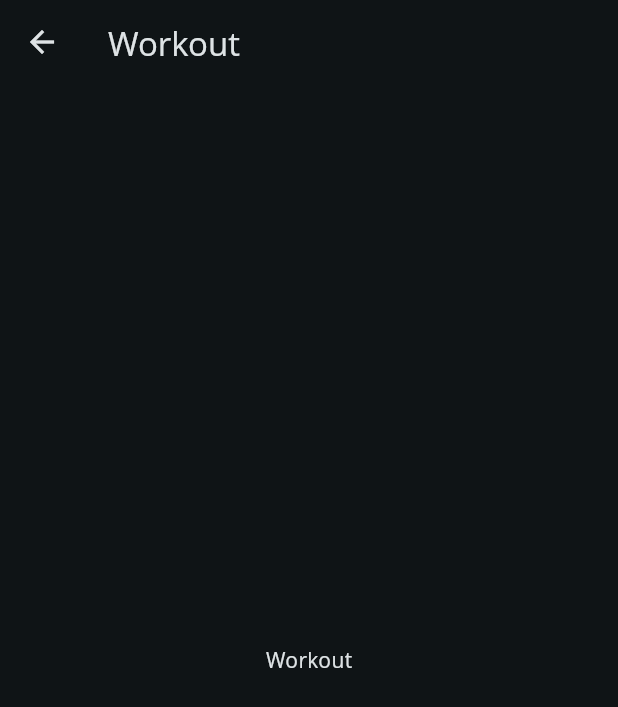
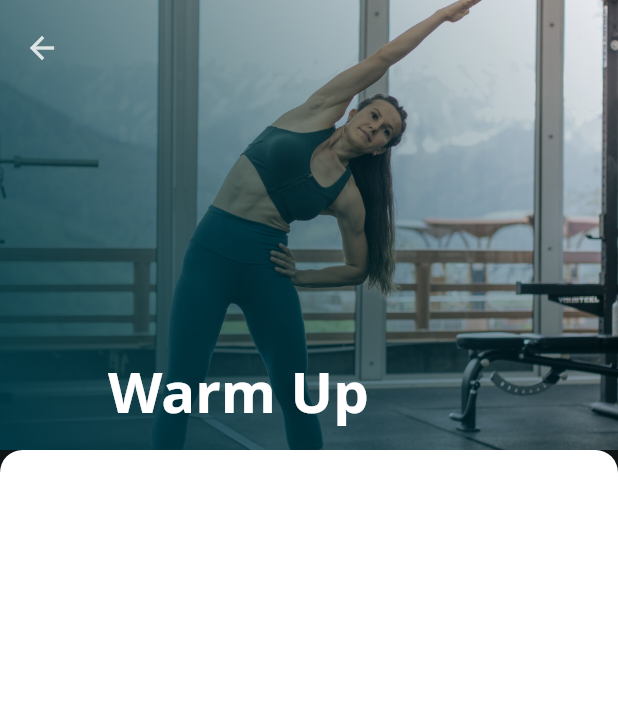
Before and after one commit to AniruddhaGawali/Tone-Up, a Flutter app: the screen it shows after launch, after a tap on "Warm Up", on a phone screen of 412 x 824 dp. Shown: the top 707 px of the screen. Run offline on Flutter 3.47's test engine with Material 2 defaults, Android fonts, the phone set to English and light mode, and no system bars; our stand-ins replace cloud_firestore, firebase_core, flutter_riverpod; accounts and stored records are empty; Roboto replaces fonts that are missing (Open Sans).

Commit message:
feat added workout and warmup catogoies page

```diff
--- a/lib/database/get_all_workouts.dart
+++ b/lib/database/get_all_workouts.dart
@@ -7,7 +7,7 @@ Future<List> getWorkouts() async {
   List<dynamic> workoutsList = []; // Declare the variable outside
 
   Stream<QuerySnapshot> snapshot =
-      FirebaseFirestore.instance.collection('workouts').snapshots();
+      FirebaseFirestore.instance.collection('exercise').snapshots();
 
   snapshot.listen((QuerySnapshot querySnapshot) {
     workoutsList = querySnapshot.docs
--- a/lib/main.dart
+++ b/lib/main.dart
@@ -24,6 +24,7 @@ class MyApp extends ConsumerWidget {
       seedColor: const Color(0xFF003742),
       background: Colors.black,
       onBackground: Colors.white,
+      primary: const Color(0xFF003742),
     ),
   );
 
--- a/lib/model/workouts.dart
+++ b/lib/model/workouts.dart
@@ -1,19 +1,25 @@
-class Workout {
+class Exercise {
   String name;
   double calBurn;
   double time;
+  bool isWarmUp;
 
-  Workout({
+  Exercise({
     required this.name,
     required this.calBurn,
     required this.time,
+    required this.isWarmUp,
   });
 
-  factory Workout.fromJson(Map<String, dynamic> json) {
-    return Workout(
-      name: json['name'],
-      calBurn: json['cal_burn'],
-      time: json['time'],
-    );
+  String get getName {
+    return name[0].toUpperCase() + name.substring(1).toLowerCase();
+  }
+
+  factory Exercise.fromJson(Map<String, dynamic> json) {
+    return Exercise(
+        name: json['name'],
+        calBurn: json['cal_burn'],
+        time: json['time'],
+        isWarmUp: json['is_warmup']);
   }
 }
--- a/lib/provider/workout_provider.dart
+++ b/lib/provider/workout_provider.dart
@@ -1,18 +1,26 @@
 import 'package:flutter_riverpod/flutter_riverpod.dart';
 import 'package:toneup/model/workouts.dart';
 
-class WorkoutNotifier extends StateNotifier<List<Workout>> {
+class WorkoutNotifier extends StateNotifier<List<Exercise>> {
   WorkoutNotifier() : super([]);
 
   void addAllWorkouts(List<dynamic> workouts) {
-    state = workouts.map((workout) => Workout.fromJson(workout)).toList();
+    state = workouts.map((workout) => Exercise.fromJson(workout)).toList();
   }
 
-  List<Workout> getWorkouts() {
+  List<Exercise> getExercise() {
     return state;
+  }
+
+  List<Exercise> getWorkouts() {
+    return state.where((element) => !element.isWarmUp).toList();
+  }
+
+  List<Exercise> getWarmUp() {
+    return state.where((element) => element.isWarmUp).toList();
   }
 }
 
-final workoutProvider = StateNotifierProvider<WorkoutNotifier, List<Workout>>(
+final workoutProvider = StateNotifierProvider<WorkoutNotifier, List<Exercise>>(
   (ref) => WorkoutNotifier(),
 );
--- a/lib/screen/home_screen.dart
+++ b/lib/screen/home_screen.dart
@@ -1,6 +1,7 @@
 import 'package:flutter/material.dart';
+import 'package:toneup/screen/set_workout_screen.dart';
 import 'package:toneup/widgits/stats_box.dart';
-import 'package:toneup/widgits/workout_card.dart';
+import 'package:toneup/widgits/categories_card.dart';
 
 class HomeScreen extends StatelessWidget {
   const HomeScreen({super.key});
@@ -99,11 +100,11 @@ class HomeScreen extends StatelessWidget {
                       Row(
                         mainAxisAlignment: MainAxisAlignment.spaceBetween,
                         children: const [
-                          WorkoutCard(
+                          CategoriesCard(
                             title: "Warm Up",
                             image: "assets/images/warmup.jpg",
                           ),
-                          WorkoutCard(
+                          CategoriesCard(
                             title: "Workout",
                             image: "assets/images/workout.jpg",
                           ),
@@ -132,7 +133,10 @@ class OwnWorkoutButton extends StatelessWidget {
   @override
   Widget build(BuildContext context) {
     return GestureDetector(
-      onTap: () {},
+      onTap: () {
+        Navigator.of(context)
+            .push(MaterialPageRoute(builder: (_) => const SetWorkoutScreen()));
+      },
       child: Stack(
         children: [
           Container(
--- /dev/null
+++ b/lib/screen/workout_list_screen.dart
@@ -0,0 +1,90 @@
+import 'package:flutter/material.dart';
+import 'package:toneup/widgits/exercise_card.dart';
+
+class ExerciseListScreen extends StatelessWidget {
+  final String title;
+  final String image;
+  final List<dynamic> exerciseList;
+  const ExerciseListScreen({
+    Key? key,
+    required this.title,
+    required this.image,
+    required this.exerciseList,
+  }) : super(key: key);
+
+  @override
+  Widget build(BuildContext context) {
+    return Scaffold(
+      body: CustomScrollView(
+        slivers: [
+          SliverAppBar.medium(
+            backgroundColor: const Color(0xFF003742),
+            expandedHeight: 300,
+            flexibleSpace: FlexibleSpaceBar(
+              background: Stack(
+                children: [
+                  Hero(
+                    tag: title + image,
+                    child: Container(
+                      decoration: BoxDecoration(
+                        image: DecorationImage(
+                          image: AssetImage(image),
+                          fit: BoxFit.cover,
+                        ),
+                      ),
+                    ),
+                  ),
+                  Container(
+                    decoration: BoxDecoration(
+                      gradient: LinearGradient(
+                        colors: [
+                          const Color(0xFF003742).withOpacity(1),
+                          const Color(0xFF003742).withOpacity(0),
+                        ],
+                        begin: Alignment.bottomLeft,
+                        end: Alignment.topRight,
+                      ),
+                    ),
+                  ),
+                ],
+              ),
+              title: Text(
+                title,
+                style: TextStyle(
+                  fontSize: 25,
+                  fontWeight: FontWeight.bold,
+                  color: Theme.of(context).colorScheme.onBackground,
+                ),
+              ),
+            ),
+          ),
+          SliverList(
+            delegate: SliverChildBuilderDelegate(
+              (context, index) {
+                return Container(
+                    height: MediaQuery.of(context).size.height,
+                    width: MediaQuery.of(context).size.width,
+                    decoration: BoxDecoration(
+                      color: Theme.of(context).colorScheme.onBackground,
+                      borderRadius: BorderRadius.circular(15),
+                    ),
+                    child: Padding(
+                      padding: const EdgeInsets.symmetric(
+                          vertical: 20, horizontal: 20),
+                      child: ListView.builder(
+                        itemCount: exerciseList.length,
+                        itemBuilder: (bctx, index) => ExerciseCard(
+                          exercise: exerciseList[index],
+                          isWarmUp: title == "Workout" ? false : true,
+                        ),
+                      ),
+                    ));
+              },
+              childCount: 1,
+            ),
+          )
+        ],
+      ),
+    );
+  }
+}
--- a/lib/screen/workout_screen.dart
+++ /dev/null
@@ -1,20 +0,0 @@
-import 'package:flutter/material.dart';
-import 'package:flutter_riverpod/flutter_riverpod.dart';
-import 'package:toneup/provider/workout_provider.dart';
-
-class WorkoutScreen extends ConsumerWidget {
-  const WorkoutScreen({Key? key}) : super(key: key);
-
-  @override
-  Widget build(BuildContext context, WidgetRef ref) {
-    print(ref.read(workoutProvider.notifier).getWorkouts());
-    return Scaffold(
-      appBar: AppBar(
-        title: const Text('Workout'),
-      ),
-      body: const Center(
-        child: Text('Workout'),
-      ),
-    );
-  }
-}
--- a/lib/widgits/workout_card.dart
+++ b/lib/widgits/categories_card.dart
@@ -1,26 +1,37 @@
 import 'package:flutter/material.dart';
-import 'package:toneup/screen/workout_screen.dart';
+import 'package:flutter_riverpod/flutter_riverpod.dart';
+import 'package:toneup/model/workouts.dart';
+import 'package:toneup/provider/workout_provider.dart';
+import 'package:toneup/screen/workout_list_screen.dart';
 
-class WorkoutCard extends StatelessWidget {
+class CategoriesCard extends ConsumerWidget {
   final String title;
   final String image;
 
-  const WorkoutCard({
+  const CategoriesCard({
     Key? key,
     required this.title,
     required this.image,
   }) : super(key: key);
 
   @override
-  Widget build(BuildContext context) {
+  Widget build(BuildContext context, WidgetRef ref) {
     return GestureDetector(
       onTap: () {
-        Navigator.of(context)
-            .push(MaterialPageRoute(builder: (_) => const WorkoutScreen()));
+        Navigator.of(context).push(MaterialPageRoute(
+            builder: (_) => ExerciseListScreen(
+                  title: title,
+                  image: image,
+                  exerciseList: title == 'Warm Up'
+                      ? ref.watch(workoutProvider.notifier).getWarmUp()
+                      : ref.watch(workoutProvider.notifier).getWorkouts(),
+                )));
       },
       child: Stack(
         children: [
-          Container(
+          Hero(
+            tag: title + image,
+            child: Container(
               width: 155,
               height: 155,
               decoration: BoxDecoration(
@@ -29,6 +40,7 @@ class WorkoutCard extends StatelessWidget {
                 image: DecorationImage(
                   image: AssetImage(image),
                   fit: BoxFit.cover,
+                ),
               ),
             ),
           ),
```
Also changed, not shown: lib/screen/set_workout_screen.dart (added, +87 -0 lines), lib/widgits/exercise_card.dart (added, +77 -0 lines). Lines whose indentation alone changed are shown as unchanged.
